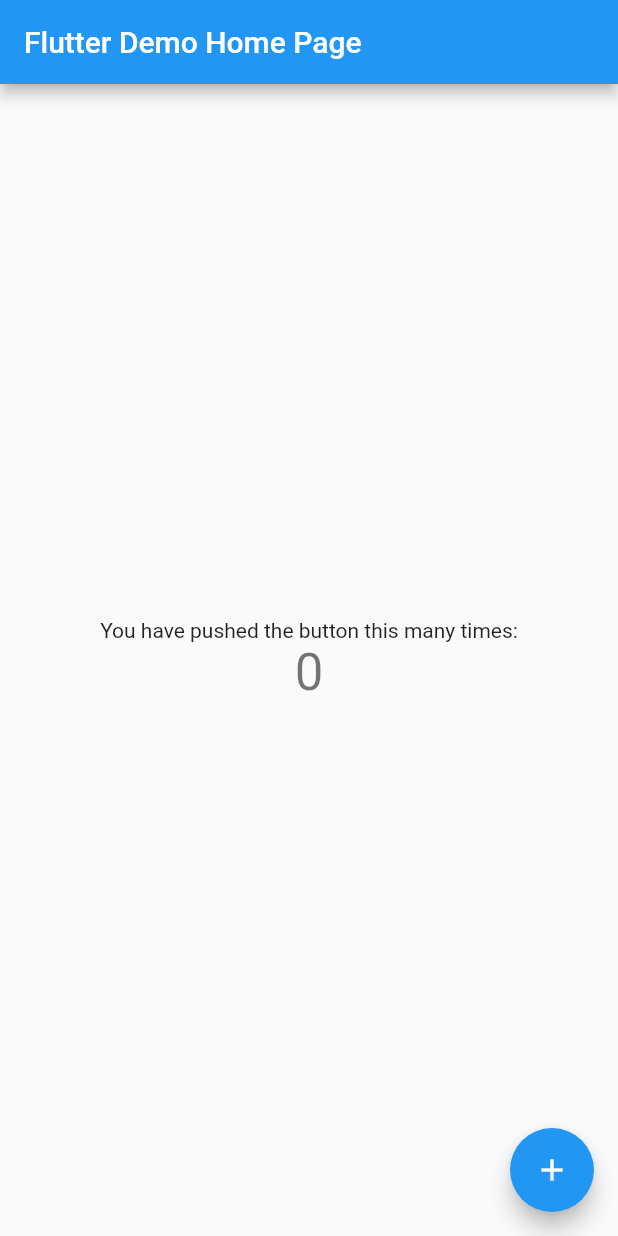
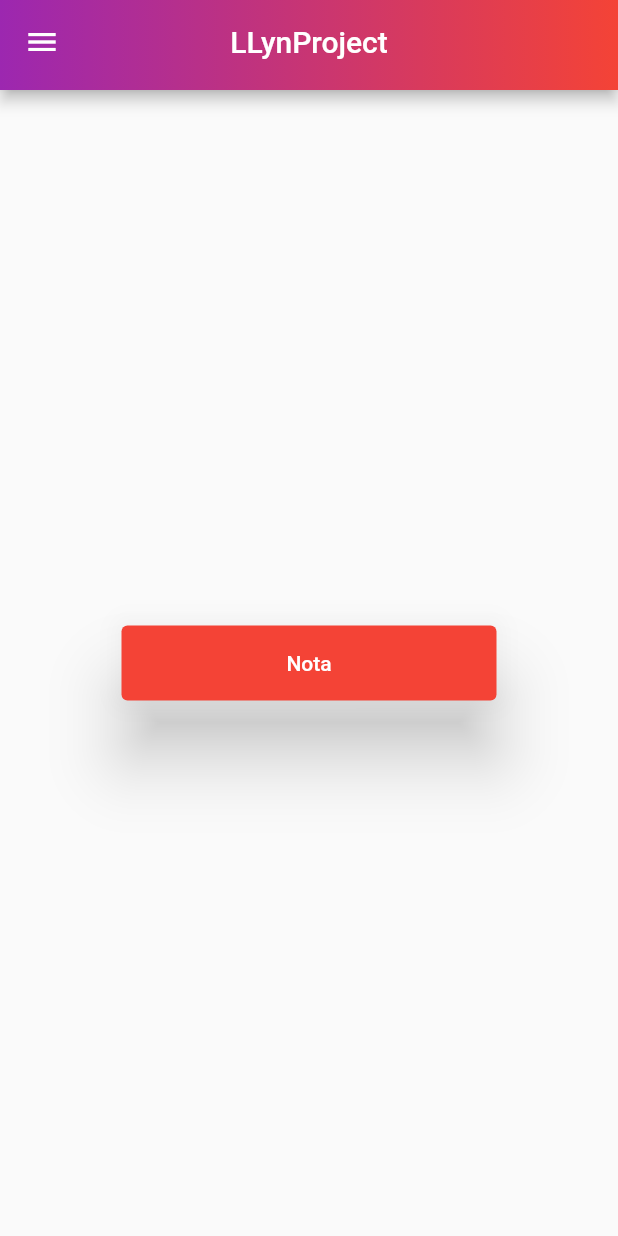
Before and after one commit to guilhermeSchiochet/LLynProjectDart, a Flutter app: the screen it shows after launch, on a phone screen of 412 x 824 dp. Run offline on Flutter 3.47's test engine with Material 2 defaults, Android fonts, the phone set to English and light mode, and no system bars.

Commit message:
<llyn> tela inicial

```diff
--- /dev/null
+++ b/vllynproject/lib/View/principal.view.dart
@@ -0,0 +1,94 @@
+import 'package:flutter/material.dart';
+import 'package:vllynproject/View/notas_escolares.view.dart';
+
+class PrincipalView extends StatefulWidget {
+  const PrincipalView({Key? key}) : super(key: key);
+
+  @override
+  _ListaEnqueteViewState createState() => _ListaEnqueteViewState();
+}
+
+class _ListaEnqueteViewState extends State<PrincipalView> {
+
+  String gmail = 'gpkguilherme123@gmail.com';
+  String nome = 'guilhherme schiochet';
+
+  @override
+  Widget build(BuildContext context) {
+    return Scaffold(
+      drawer: returnEndDrawer(),
+      body: this._montaConteudo(),
+      appBar: PreferredSize(
+        preferredSize: Size.fromRadius(30),
+        child: this._returnAppBar(),
+      )
+    );
+  }
+
+  AppBar _returnAppBar(){
+    return AppBar(
+      title: Text('LLynProject'),
+      centerTitle: true,
+      flexibleSpace: Container(
+        decoration: BoxDecoration(
+          gradient: LinearGradient(colors: [Colors.purple, Colors.red])
+        ),
+      ),
+    );
+  }
+
+  Widget? _montaConteudo(){
+    return returnBotao();
+  }
+
+  Widget returnBotao(){
+    return Padding(
+      padding: const EdgeInsets.all(20),
+      child: Center(
+        child: ElevatedButton (
+          style: ElevatedButton.styleFrom(
+             primary: Color.fromRGBO(244, 67, 54, 1),
+             onSurface: Colors.black,
+             elevation: 20,
+             shadowColor: Colors.black,
+             fixedSize: Size(250, 50)
+          ),
+          child: Text('Nota'),
+          onPressed: () {
+            Navigator.push(
+              context,
+              MaterialPageRoute(builder: (context) => NotasEscolaresView())
+            );
+          },
+        ),
+      ),
+    );
+  }
+
+  Widget returnEndDrawer(){
+    return Drawer(
+      child: ListView(
+        padding: EdgeInsets.all(0.0),
+        children: [
+          UserAccountsDrawerHeader(accountName: Text(nome), accountEmail: Text(gmail),
+          decoration: BoxDecoration(
+             gradient: LinearGradient(colors: [Colors.purple, Colors.red])
+          ),
+            currentAccountPicture: Center(
+              child: CircleAvatar(
+                backgroundImage: NetworkImage('https://picsum.photos/250?image=9'),
+                backgroundColor: Colors.transparent,
+              ),
+            ),
+          ),
+          ListTile(
+            title:  Text("Fechar"),
+            trailing:  Icon(Icons.close),
+            onTap: () => Navigator.of(context).pop(),
+          ),
+        ],
+      ),
+    );
+  }
+
+}
--- /dev/null
+++ b/vllynproject/lib/componente/base_mensagem.dart
@@ -0,0 +1,6 @@
+import 'package:flutter/material.dart';
+
+abstract class BaseMensagem {
+
+  void exibe({required BuildContext context});
+}
--- /dev/null
+++ b/vllynproject/lib/controller/notas_escolares.controller.dart
@@ -0,0 +1,5 @@
+import 'package:vllynproject/View/notas_escolares.view.dart';
+
+class NotasEscolaresController{
+
+}
--- a/vllynproject/lib/main.dart
+++ b/vllynproject/lib/main.dart
@@ -1,4 +1,5 @@
 import 'package:flutter/material.dart';
+import 'package:vllynproject/View/principal.view.dart';
 
 void main() {
   runApp(const MyApp());
@@ -7,109 +8,14 @@
 class MyApp extends StatelessWidget {
   const MyApp({Key? key}) : super(key: key);
 
-  // This widget is the root of your application.
   @override
   Widget build(BuildContext context) {
     return MaterialApp(
+      debugShowCheckedModeBanner: false,
       title: 'Flutter Demo',
       theme: ThemeData(
-        // This is the theme of your application.
-        //
-        // Try running your application with "flutter run". You'll see the
-        // application has a blue toolbar. Then, without quitting the app, try
-        // changing the primarySwatch below to Colors.green and then invoke
-        // "hot reload" (press "r" in the console where you ran "flutter run",
-        // or simply save your changes to "hot reload" in a Flutter IDE).
-        // Notice that the counter didn't reset back to zero; the application
-        // is not restarted.
-        primarySwatch: Colors.blue,
       ),
-      home: const MyHomePage(title: 'Flutter Demo Home Page'),
+      home: PrincipalView()
     );
   }
 }
-
-class MyHomePage extends StatefulWidget {
-  const MyHomePage({Key? key, required this.title}) : super(key: key);
-
-  // This widget is the home page of your application. It is stateful, meaning
-  // that it has a State object (defined below) that contains fields that affect
-  // how it looks.
-
-  // This class is the configuration for the state. It holds the values (in this
-  // case the title) provided by the parent (in this case the App widget) and
-  // used by the build method of the State. Fields in a Widget subclass are
-  // always marked "final".
-
-  final String title;
-
-  @override
-  State<MyHomePage> createState() => _MyHomePageState();
-}
-
-class _MyHomePageState extends State<MyHomePage> {
-  int _counter = 0;
-
-  void _incrementCounter() {
-    setState(() {
-      // This call to setState tells the Flutter framework that something has
-      // changed in this State, which causes it to rerun the build method below
-      // so that the display can reflect the updated values. If we changed
-      // _counter without calling setState(), then the build method would not be
-      // called again, and so nothing would appear to happen.
-      _counter++;
-    });
-  }
-
-  @override
-  Widget build(BuildContext context) {
-    // This method is rerun every time setState is called, for instance as done
-    // by the _incrementCounter method above.
-    //
-    // The Flutter framework has been optimized to make rerunning build methods
-    // fast, so that you can just rebuild anything that needs updating rather
-    // than having to individually change instances of widgets.
-    return Scaffold(
-      appBar: AppBar(
-        // Here we take the value from the MyHomePage object that was created by
-        // the App.build method, and use it to set our appbar title.
-        title: Text(widget.title),
-      ),
-      body: Center(
-        // Center is a layout widget. It takes a single child and positions it
-        // in the middle of the parent.
-        child: Column(
-          // Column is also a layout widget. It takes a list of children and
-          // arranges them vertically. By default, it sizes itself to fit its
-          // children horizontally, and tries to be as tall as its parent.
-          //
-          // Invoke "debug painting" (press "p" in the console, choose the
-          // "Toggle Debug Paint" action from the Flutter Inspector in Android
-          // Studio, or the "Toggle Debug Paint" command in Visual Studio Code)
-          // to see the wireframe for each widget.
-          //
-          // Column has various properties to control how it sizes itself and
-          // how it positions its children. Here we use mainAxisAlignment to
-          // center the children vertically; the main axis here is the vertical
-          // axis because Columns are vertical (the cross axis would be
-          // horizontal).
-          mainAxisAlignment: MainAxisAlignment.center,
-          children: <Widget>[
-            const Text(
-              'You have pushed the button this many times:',
-            ),
-            Text(
-              '$_counter',
-              style: Theme.of(context).textTheme.headline4,
-            ),
-          ],
-        ),
-      ),
-      floatingActionButton: FloatingActionButton(
-        onPressed: _incrementCounter,
-        tooltip: 'Increment',
-        child: const Icon(Icons.add),
-      ), // This trailing comma makes auto-formatting nicer for build methods.
-    );
-  }
-}
```
Also changed, not shown: vllynproject/lib/View/notas_escolares.view.dart (added, +33 -0 lines), vllynproject/lib/componente/alerta.dart (added, +72 -0 lines).
